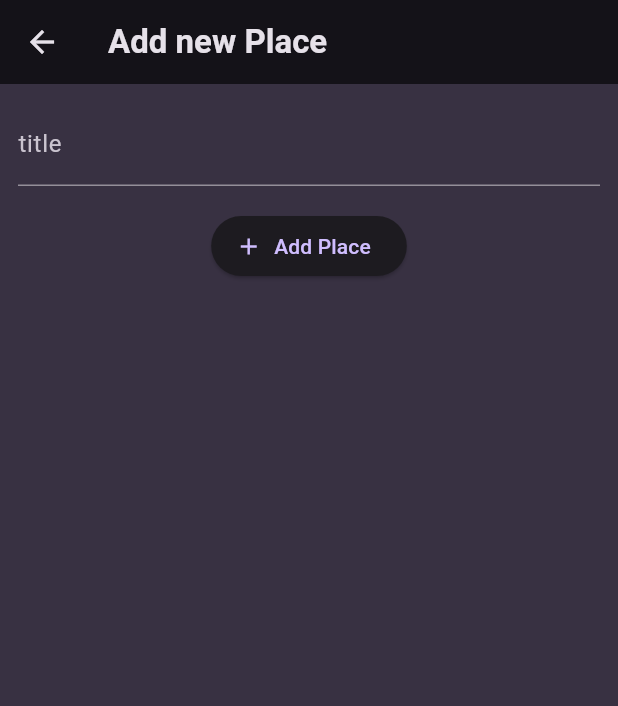
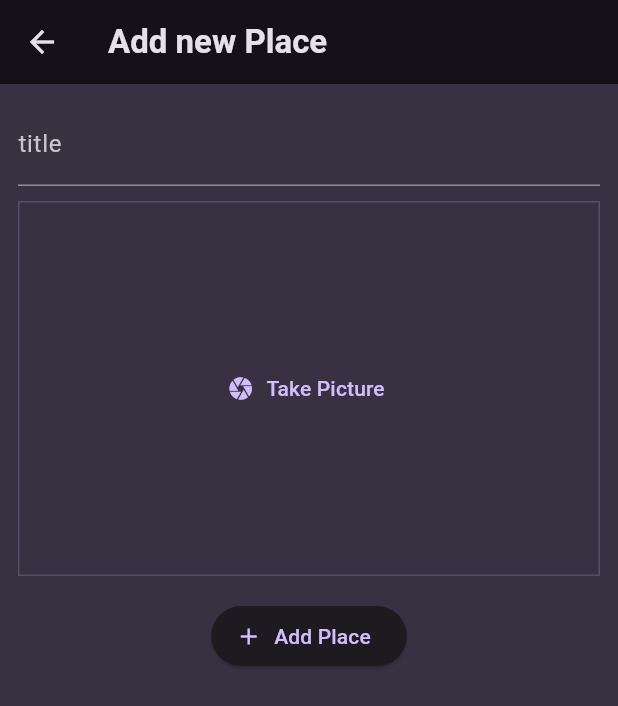
Before and after one commit to karkau123/favorite_places_App, a Flutter app: the AddPlaceScreen screen opened directly, on a phone screen of 412 x 824 dp. Shown: the top 706 px of the screen. Run offline on Flutter 3.47's test engine with Material 3 defaults, Android fonts, the phone set to English and light mode, and no system bars; our stand-ins replace flutter_riverpod, google_fonts, image_picker.

Commit message:
Image picker added ,

```diff
--- a/lib/screens/add_place.dart
+++ b/lib/screens/add_place.dart
@@ -1,4 +1,5 @@
 import 'package:favorite_places/providers/user_places.dart';
+import 'package:favorite_places/widgets/image_input.dart';
 import 'package:flutter/material.dart';
 import 'package:flutter_riverpod/flutter_riverpod.dart';
 
@@ -43,6 +44,12 @@ class _AddPlaceScreenState extends ConsumerState<AddPlaceScreen> {
               style:
                   TextStyle(color: Theme.of(context).colorScheme.onBackground),
             ),
+
+  const SizedBox(
+              height: 10,
+            ),
+       Imageinput(),
+
             const SizedBox(
               height: 16,
             ),
--- /dev/null
+++ b/lib/widgets/image_input.dart
@@ -0,0 +1,51 @@
+import 'package:flutter/material.dart';
+import 'package:image_picker/image_picker.dart';
+import 'dart:io';
+
+class Imageinput extends StatefulWidget {
+  const Imageinput({super.key});
+
+  @override
+  State<Imageinput> createState() => _ImageinputState();
+}
+
+class _ImageinputState extends State<Imageinput> {
+  File? _selectedImage;
+
+  void _takePicture() async {
+    final imagePicker = ImagePicker();
+    final pickedImage = await imagePicker.pickImage(
+      source: ImageSource.camera,
+      maxWidth: 600,
+    );
+
+    if (pickedImage == null) {
+      return;
+    }
+    _selectedImage = File(pickedImage.path);
+  }
+
+  @override
+  Widget build(BuildContext context) {
+    Widget content =  TextButton.icon(
+          onPressed: _takePicture,
+          icon: const Icon(Icons.camera),
+          label: const Text('Take Picture'));
+
+    if (_selectedImage != null)
+    {
+        content = Image.file(_selectedImage! , fit:BoxFit.cover);
+    }
+    return Container(
+      decoration: BoxDecoration(
+          border: Border.all(
+        width: 1,
+        color: Theme.of(context).colorScheme.primary.withOpacity(0.2),
+      )),
+      height: 250,
+      width: double.infinity,
+      alignment: Alignment.center,
+      child: content,
+    );
+  }
+}
--- a/pubspec.yaml
+++ b/pubspec.yaml
@@ -38,6 +38,7 @@ dependencies:
   google_fonts: ^6.1.0
   uuid: ^4.2.2
   flutter_riverpod: ^2.4.9
+  image_picker: ^1.0.5
 
 dev_dependencies:
   flutter_test:
```
Also changed, not shown: lib/screens/place_details.dart (line endings or trailing spaces), pubspec.lock, 5 other files.
